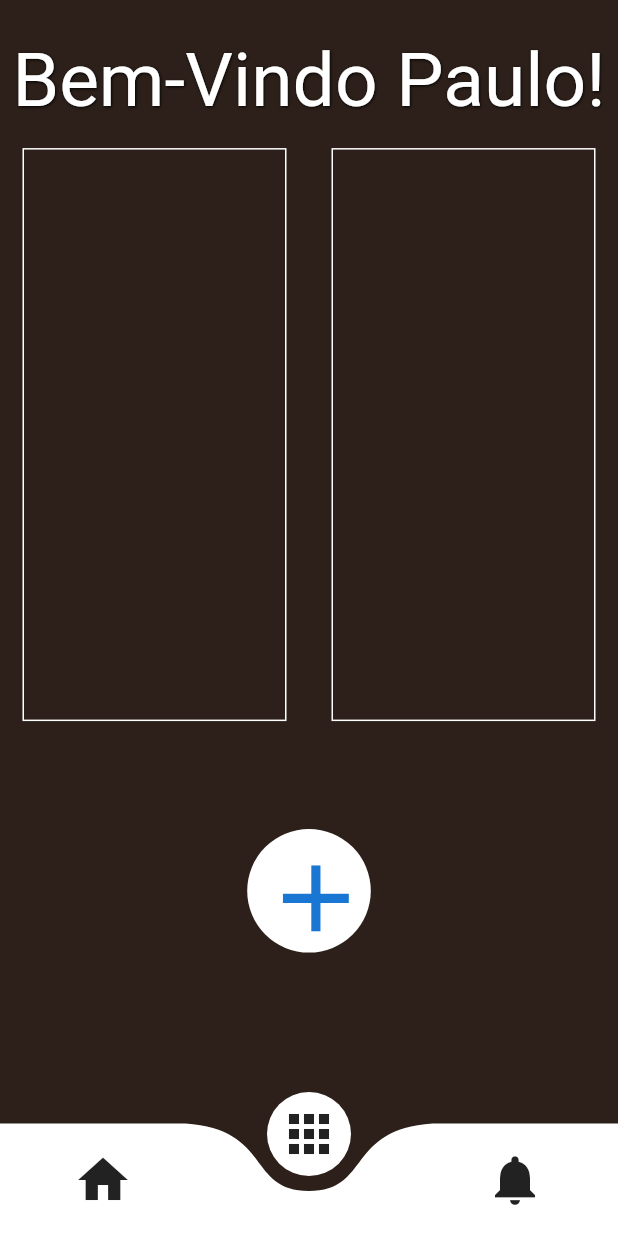
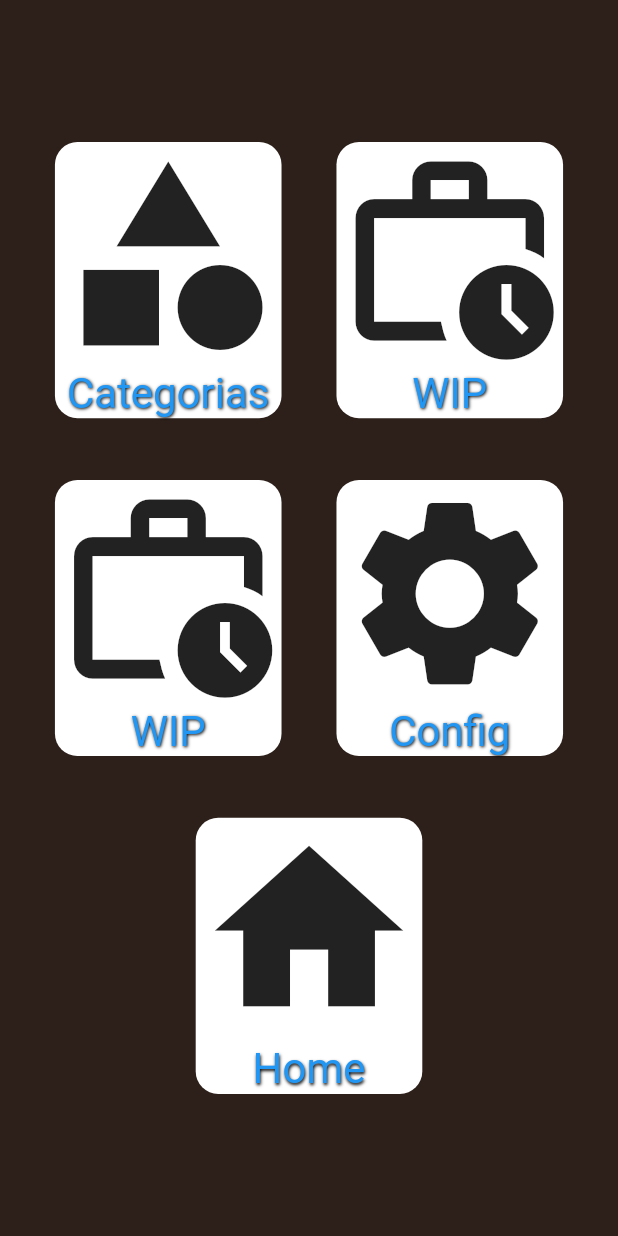
Before and after one commit to PewDizinho/hub_central, a Flutter app: the Home screen opened directly, item 2 of the bottom bar chosen, on a phone screen of 412 x 824 dp. Run offline on Flutter 3.47's test engine with Material 2 defaults, Android fonts, the phone set to English and light mode, and no system bars; drawn by our look-alikes of curved_navigation_bar; our stand-ins replace getwidget, sizer; Roboto replaces fonts that are missing (Lavinia).

Commit message:
v0.2
Gotta test the layoult scale.

Added:
 Category page
 Did some changes in NavBar

```diff
--- a/lib/config/handler.dart
+++ b/lib/config/handler.dart
@@ -22,9 +22,15 @@ class Handler {
       index: lastIndex,
       backgroundColor: Colors.transparent,
       items: <Widget>[
-        Icon((button1 != null ? button1[0] : Icons.home), size: 40),
-        Icon((button2 != null ? button2[0] : Icons.apps), size: 40),
-        Icon((button3 != null ? button3[0] : Icons.notifications), size: 40),
+        Icon((button1 != null ? (button1[0] ?? Icons.home) : Icons.home),
+            size: 40),
+        Icon((button2 != null ? (button2[0] ?? Icons.apps) : Icons.apps),
+            size: 40),
+        Icon(
+            (button3 != null
+                ? (button3[0] ?? Icons.notifications)
+                : Icons.notifications),
+            size: 40),
       ],
       onTap: (index) {
         if (lastIndex != index) {
--- a/lib/pages/categories.dart
+++ b/lib/pages/categories.dart
@@ -0,0 +1,130 @@
+import 'package:flutter/material.dart';
+import 'package:flutter/src/widgets/container.dart';
+import 'package:flutter/src/widgets/framework.dart';
+import 'package:hub_central/config/handler.dart';
+import 'package:hub_central/config/preferences.dart';
+import 'package:sizer/sizer.dart';
+
+import 'home.dart';
+
+class Categories extends StatefulWidget {
+  const Categories({super.key});
+
+  @override
+  State<Categories> createState() => _CategoriesState();
+}
+
+class _CategoriesState extends State<Categories> {
+  @override
+  Widget build(BuildContext context) {
+    return Scaffold(
+      backgroundColor: Preferences().getBackgroundColor(),
+      body: Center(
+        child: Column(
+          mainAxisAlignment: MainAxisAlignment.center,
+          children: [
+            Row(
+              crossAxisAlignment: CrossAxisAlignment.center,
+              mainAxisAlignment: MainAxisAlignment.spaceEvenly,
+              mainAxisSize: MainAxisSize.max,
+              children: [
+                const Spacer(),
+                _getButton(
+                  context,
+                  Icons.category,
+                  "Categorias",
+                  () => {},
+                ),
+                const Spacer(),
+                _getButton(
+                    context, Icons.work_history_outlined, "WIP", () => {}),
+                const Spacer(),
+              ],
+            ),
+            SizedBox(
+              height: 5.h,
+            ),
+            Row(
+              crossAxisAlignment: CrossAxisAlignment.center,
+              mainAxisAlignment: MainAxisAlignment.spaceEvenly,
+              mainAxisSize: MainAxisSize.max,
+              children: [
+                const Spacer(),
+                _getButton(
+                    context, Icons.work_history_outlined, "WIP", () => {}),
+                const Spacer(),
+                _getButton(context, Icons.settings, "Config", () => {}),
+                const Spacer(),
+              ],
+            ),
+            SizedBox(
+              height: 5.h,
+            ),
+            Center(
+              child: _getButton(
+                  context,
+                  Icons.home,
+                  "Home",
+                  () => {
+                        Navigator.push(
+                          context,
+                          MaterialPageRoute(
+                            builder: (context) => const Home(),
+                          ),
+                        )
+                      }),
+            ),
+          ],
+        ),
+      ),
+    );
+  }
+}
+
+Widget _getButton(
+    BuildContext context, IconData icon, String text, Function() tap) {
+  double iconSize = 55.sp;
+  double textSize = 14;
+  var size = MediaQuery.of(context).size;
+  return SizedBox(
+    child: Container(
+      decoration: const BoxDecoration(
+        color: Colors.white,
+        borderRadius: BorderRadius.only(
+          topLeft: Radius.circular(15.0),
+          topRight: Radius.circular(15.0),
+          bottomLeft: Radius.circular(15.0),
+          bottomRight: Radius.circular(15.0),
+        ),
+      ),
+      child: Material(
+        color: Colors.transparent,
+        child: InkWell(
+          splashColor: Colors.black,
+          borderRadius: BorderRadius.circular(20),
+          onTap: tap,
+          child: Column(
+            mainAxisSize: MainAxisSize.min,
+            children: [
+              Icon(icon,
+                  size: (size.height > size.width
+                          ? (size.height / size.width)
+                          : (size.width / size.height)) *
+                      iconSize
+                  // size.aspectRatio * iconSize,
+                  ),
+              Handler().createText(
+                  text,
+                  ((size.height > size.width
+                          ? (size.height / size.width)
+                          : (size.width / size.height)) *
+                      textSize),
+                  Colors.blue,
+                  Colors.black)
+            ],
+          ),
+        ),
+      ),
+    ),
+  );
+}
--- a/lib/pages/home.dart
+++ b/lib/pages/home.dart
@@ -1,5 +1,6 @@
 import 'package:flutter/material.dart';
 import 'package:hub_central/config/handler.dart';
+import 'package:hub_central/pages/categories.dart';
 import 'package:sizer/sizer.dart';
 import '../config/preferences.dart';
 
@@ -17,12 +18,24 @@ class _HomeState extends State<Home> {
   Widget build(BuildContext context) {
     return Scaffold(
       backgroundColor: Preferences().getBackgroundColor(),
-      bottomNavigationBar: Handler().getNavBar(null, null, null, context),
+      bottomNavigationBar: Handler().getNavBar(
+          null,
+          [
+            null,
+            () => Navigator.push(
+                  context,
+                  MaterialPageRoute(
+                    builder: (context) => const Categories(),
+                  ),
+                )
+          ],
+          null,
+          context),
       body: Center(
         child: Column(
           children: [
             Handler().getMargin(null),
-            Handler().createText("Bem-Vindo Paulo!", 50, null, null),
+            Handler().createText("Bem-Vindo Paulo!", 30, null, null),
             Row(
               children: [
                 SizedBox(
@@ -61,7 +74,7 @@ class _HomeState extends State<Home> {
               backgroundColor: Colors.white,
               child: IconButton(
                 icon: const Icon(Icons.add),
-                iconSize: 55.sp,
+                iconSize: 30.sp,
                 onPressed: () {},
               ),
             ),
--- a/pubspec.yaml
+++ b/pubspec.yaml
@@ -17,7 +17,7 @@ publish_to: 'none' # Remove this line if you wish to publish to pub.dev
 # https://developer.apple.com/library/archive/documentation/General/Reference/InfoPlistKeyReference/Articles/CoreFoundationKeys.html
 # In Windows, build-name is used as the major, minor, and patch parts
 # of the product and file versions while build-number is used as the build suffix.
-version: 1.0.0+1
+version: 0.2
 
 environment:
   sdk: '>=2.18.0 <3.0.0'
```
